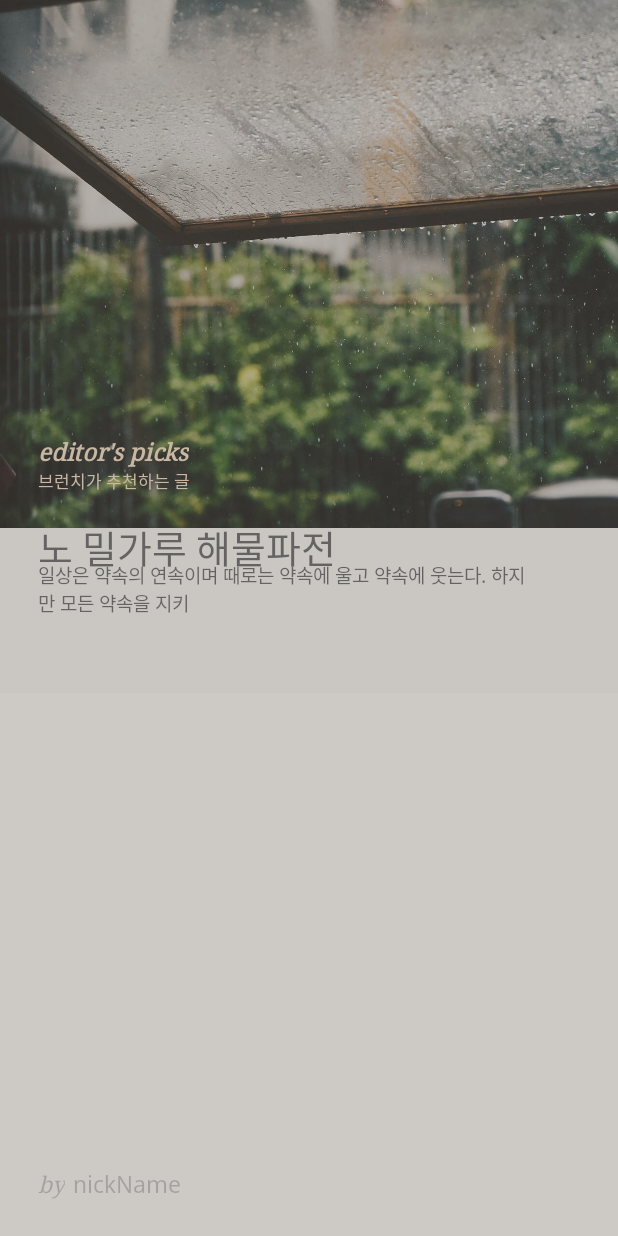
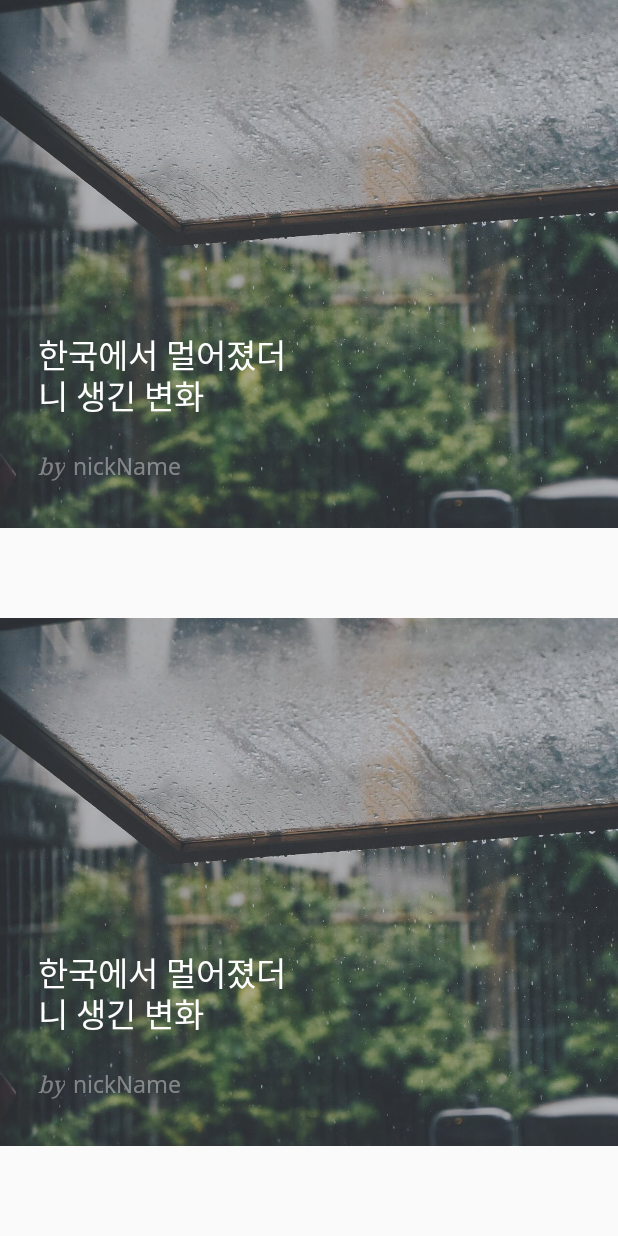
Before and after one commit to min987655/Android-Project-brunch, an Android app: the layout frag4_main.xml on its own in the app's theme, with its tools: preview values and no code run, on a phone screen of 412 x 824 dp. Run offline under Robolectric (Android 15) with nearby library versions, the phone set to English and light mode, and no system bars.

Commit message:
메인프레그먼트 수정 필

```diff
--- a/app/src/main/res/layout/frag1_main.xml
+++ b/app/src/main/res/layout/frag1_main.xml
@@ -81,7 +81,7 @@
             android:layout_height="wrap_content"
             android:text="by"
             android:fontFamily="@font/droidserif_regular"
-            android:textColor="#6BFFFFFF"
+            android:textColor="#66FFFFFF"
             android:textSize="15sp"
             android:textStyle="italic" />
 
@@ -92,7 +92,7 @@
             android:layout_marginLeft="5dp"
             android:layout_toRightOf="@id/tv_by"
             android:text="nickName"
-            android:textColor="#6BFFFFFF"
+            android:textColor="#66FFFFFF"
             android:textSize="15sp" />
 
     </RelativeLayout>
--- a/app/src/main/res/layout/frag4_main.xml
+++ b/app/src/main/res/layout/frag4_main.xml
@@ -1,7 +1,13 @@
 <?xml version="1.0" encoding="utf-8"?>
-<RelativeLayout xmlns:android="http://schemas.android.com/apk/res/android"
+<LinearLayout xmlns:android="http://schemas.android.com/apk/res/android"
     android:layout_width="match_parent"
-    android:layout_height="match_parent">
+    android:layout_height="match_parent"
+    android:orientation="vertical">
+
+    <RelativeLayout
+        android:layout_width="match_parent"
+        android:layout_height="0dp"
+        android:layout_weight="1">
 
         <ImageView
             android:id="@+id/img_cover_back_main"
@@ -11,78 +17,37 @@
             android:src="@drawable/img_cover" />
 
         <ImageView
-        android:id="@+id/img_back_main"
             android:layout_width="match_parent"
-        android:layout_height="362dp"
-        android:layout_alignParentBottom="true"
-        android:background="#FFFFFF"/>
-
-    <ImageView
-        android:layout_width="match_parent"
-        android:layout_height="match_parent"
-        android:background="#576E655A" />
-
-    <TextView
-        android:id="@+id/tv_editor_pick"
-        android:layout_width="wrap_content"
-        android:layout_height="wrap_content"
-        android:layout_alignParentTop="true"
-        android:layout_marginTop="290dp"
-        android:layout_marginLeft="25dp"
-        android:text="editor's picks"
-        android:textColor="#C8B7A2"
-        android:fontFamily="@font/droidserif_regular"
-        android:textSize="16sp"
-        android:textStyle="italic|bold"/>
-
-    <TextView
-        android:id="@+id/tv_brunch_picks"
-        android:layout_width="wrap_content"
-        android:layout_height="wrap_content"
-        android:layout_below="@+id/tv_editor_pick"
-        android:layout_alignLeft="@+id/tv_editor_pick"
-        android:textColor="#C8B7A2"
-        android:textSize="11.5sp"
-        android:text="브런치가 추천하는 글" />
+            android:layout_height="352dp"
+            android:background="#575A626E" />
 
         <TextView
             android:id="@+id/tv_title"
-        android:layout_width="wrap_content"
+            android:layout_width="180dp"
             android:layout_height="wrap_content"
-        android:layout_marginTop="15dp"
-        android:layout_below="@+id/tv_brunch_picks"
             android:layout_alignLeft="@+id/tv_editor_pick"
+            android:layout_marginLeft="25dp"
+            android:layout_marginTop="220dp"
             android:fontFamily="@font/notosans_light"
-        android:text="노 밀가루 해물파전"
-        android:textColor="#80000000"
-        android:textSize="25sp" />
-
-    <TextView
-        android:id="@+id/tv_content"
-        android:layout_width="334dp"
-        android:layout_height="wrap_content"
-        android:layout_below="@+id/tv_title"
-        android:layout_marginTop="-10dp"
-        android:layout_alignLeft="@+id/tv_editor_pick"
-        android:text="일상은 약속의 연속이며 때로는 약속에 울고 약속에 웃는다. 하지만 모든 약속을 지키"
-        android:textColor="#80000000"
-        android:textSize="12.5sp" />
+            android:lineSpacingExtra="-5dp"
+            android:text="한국에서 멀어졌더니 생긴 변화"
+            android:textColor="#FFFFFF"
+            android:textSize="22sp" />
 
         <RelativeLayout
             android:layout_width="wrap_content"
             android:layout_height="30dp"
-        android:layout_alignParentBottom="true"
-        android:layout_alignLeft="@+id/tv_editor_pick"
-        android:layout_marginBottom="15dp">
+            android:layout_alignLeft="@+id/tv_title"
+            android:layout_marginTop="300dp">
 
             <TextView
                 android:id="@+id/tv_by"
                 android:layout_width="wrap_content"
                 android:layout_height="wrap_content"
+                android:fontFamily="@font/droidserif_regular"
                 android:text="by"
-            android:textColor="#33000000"
+                android:textColor="#66FFFFFF"
                 android:textSize="15sp"
-            android:fontFamily="@font/droidserif_regular"
                 android:textStyle="italic" />
 
             <TextView
@@ -92,9 +57,72 @@
                 android:layout_marginLeft="5dp"
                 android:layout_toRightOf="@id/tv_by"
                 android:text="nickName"
-            android:textColor="#33000000"
+                android:textColor="#66FFFFFF"
                 android:textSize="15sp" />
 
         </RelativeLayout>
 
     </RelativeLayout>
+
+    <RelativeLayout
+        android:layout_width="match_parent"
+        android:layout_height="0dp"
+        android:layout_weight="1">
+
+        <ImageView
+            android:id="@+id/img_cover_back_main2"
+            android:layout_width="match_parent"
+            android:layout_height="352dp"
+            android:scaleType="centerCrop"
+            android:src="@drawable/img_cover" />
+
+        <ImageView
+            android:layout_width="match_parent"
+            android:layout_height="352dp"
+            android:background="#575A626E" />
+
+        <TextView
+            android:id="@+id/tv_title2"
+            android:layout_width="180dp"
+            android:layout_height="wrap_content"
+            android:layout_alignLeft="@+id/tv_editor_pick"
+            android:layout_marginLeft="25dp"
+            android:layout_marginTop="220dp"
+            android:fontFamily="@font/notosans_light"
+            android:lineSpacingExtra="-5dp"
+            android:text="한국에서 멀어졌더니 생긴 변화"
+            android:textColor="#FFFFFF"
+            android:textSize="22sp" />
+
+        <RelativeLayout
+            android:layout_width="wrap_content"
+            android:layout_height="30dp"
+            android:layout_alignLeft="@+id/tv_title2"
+            android:layout_marginTop="300dp">
+
+            <TextView
+                android:id="@+id/tv_by2"
+                android:layout_width="wrap_content"
+                android:layout_height="wrap_content"
+                android:fontFamily="@font/droidserif_regular"
+                android:text="by"
+                android:textColor="#66FFFFFF"
+                android:textSize="15sp"
+                android:textStyle="italic" />
+
+            <TextView
+                android:id="@+id/tv_nickname_main2"
+                android:layout_width="wrap_content"
+                android:layout_height="wrap_content"
+                android:layout_marginLeft="5dp"
+                android:layout_toRightOf="@id/tv_by2"
+                android:text="nickName"
+                android:textColor="#66FFFFFF"
+                android:textSize="15sp" />
+
+        </RelativeLayout>
+
+    </RelativeLayout>
+
+
+</LinearLayout>
```
Also changed, not shown: app/src/main/java/com/cos/brunch/MainActivity.java (+14 -3 lines), app/src/main/java/com/cos/brunch/MainFrag4.java (added, +22 -0 lines), app/src/main/java/com/cos/brunch/MainFrag4_1.java (added, +22 -0 lines), app/src/main/java/com/cos/brunch/MainFrag4_2.java (added, +22 -0 lines), app/src/main/java/com/cos/brunch/MainFragmentAdapter.java (+14 -0 lines), app/src/main/res/layout/frag5_main.xml (added, +63 -0 lines). Lines whose indentation alone changed are shown as unchanged.
